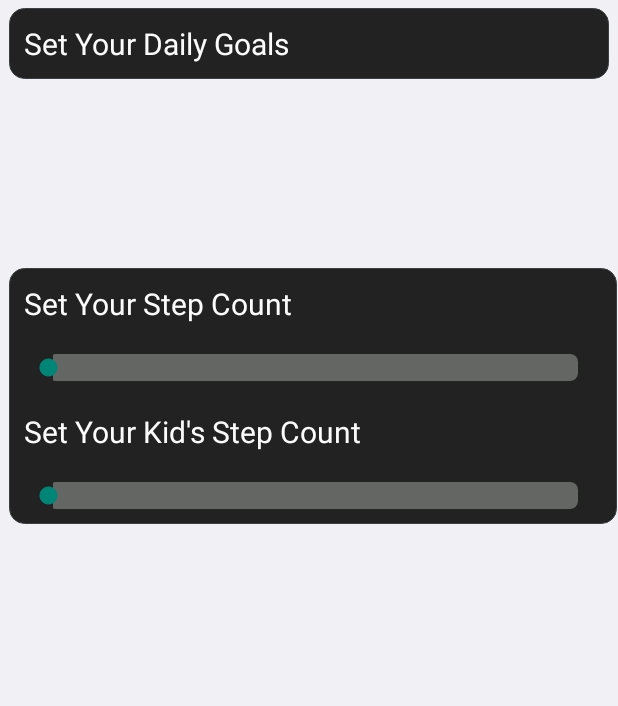
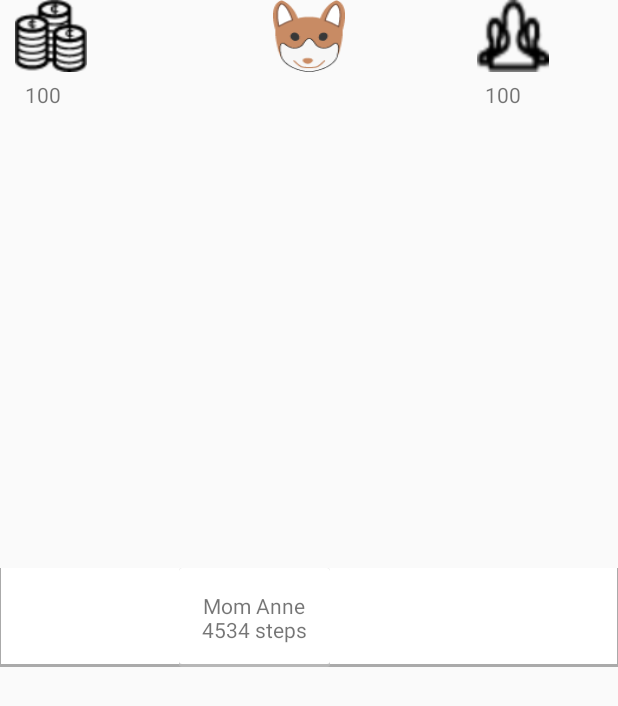
Before and after one commit to RahulJKVerma/kidsense, an Android app: the layout activityfragment.xml on its own in the app's theme, with its tools: preview values and no code run, on a phone screen of 412 x 824 dp. Shown: the top 706 px of the screen. Run offline under Robolectric (Android 15) with nearby library versions, the phone set to English and light mode, and no system bars.

Commit message:
front end

```diff
--- /dev/null
+++ b/TreasureTrail 2/app/src/main/res/drawable/buttons_state.xml
@@ -0,0 +1,4 @@
+<?xml version="1.0" encoding="utf-8"?>
+<selector xmlns:android="http://schemas.android.com/apk/res/android">
+
+</selector>
--- a/TreasureTrail 2/app/src/main/res/layout/activityfragment.xml
+++ b/TreasureTrail 2/app/src/main/res/layout/activityfragment.xml
@@ -1,99 +1,114 @@
 <?xml version="1.0" encoding="utf-8"?>
-<!-- <LinearLayout xmlns:android="http://schemas.android.com/apk/res/android"
+
+<RelativeLayout
+    xmlns:android="http://schemas.android.com/apk/res/android"
     android:layout_width="match_parent"
-    android:layout_height="match_parent"
-    android:orientation="vertical" >
+    android:layout_height="match_parent"  >
+    <LinearLayout
+        android:layout_width="wrap_content"
+        android:layout_height="wrap_content"
+        android:id="@+id/linearLayout2">
 
+        <RelativeLayout
+            android:layout_width="wrap_content"
+            android:layout_height="wrap_content">
+            <!-- coins, teammates-->
             <ImageView
-        android:id="@+id/idprofile"
-        android:layout_width="fill_parent"
-        android:layout_height="fill_parent"
-        android:contentDescription="@string/profile"
-        android:orientation="horizontal"
-        android:src="@drawable/a2" />
+                android:layout_width="48dp"
+                android:layout_height="48dp"
+                android:id="@+id/coins"
+                android:background="@drawable/coins"
+                android:layout_marginLeft="10dp"
+                android:layout_marginStart="10dp"
+                android:layout_alignParentLeft="true"
+                android:layout_alignParentStart="true"
+               />
+            <TextView
+                android:layout_width="wrap_content"
+                android:layout_height="wrap_content"
+                android:layout_gravity="center"
+                android:gravity="center"
+                android:padding="5dp"
+                android:text="100"
+                android:layout_centerHorizontal="true"
+                android:layout_centerVertical="true"
+                android:layout_below="@+id/coins" />
 
 
+        </RelativeLayout>
+        <RelativeLayout
+            android:layout_width="wrap_content"
+            android:layout_height="wrap_content">
+            <!-- coins, teammates-->
 
 
-</LinearLayout>-->
+        </RelativeLayout>
 
+        </LinearLayout>
 
-
-<RelativeLayout xmlns:android="http://schemas.android.com/apk/res/android"
-    android:layout_width="fill_parent"
-    android:layout_height="fill_parent"
-    android:background="#F0F0F5" >
-    <LinearLayout
-        android:layout_width="fill_parent"
+    <LinearLayout android:orientation="vertical"
+        android:layout_width="match_parent"
         android:layout_height="wrap_content"
-        android:layout_margin="5dp"
-        android:background="@drawable/background_view_rounded_single"
-        android:orientation="vertical"
-        android:visibility="visible"
         android:id="@+id/linearLayout">
 
+    </LinearLayout>
 
-
-
+    <RelativeLayout
+        xmlns:android="http://schemas.android.com/apk/res/android"
+        android:layout_width="match_parent"
+        android:layout_height="wrap_content"
+        android:gravity="center"
+        android:background="@drawable/rowshadow"
+        android:id="@+id/leaderboardid"
+        android:layout_centerVertical="true"
+        android:layout_alignParentLeft="true"
+        android:layout_alignParentStart="true">
 
         <TextView
             android:layout_width="wrap_content"
             android:layout_height="wrap_content"
-            android:padding="10dp"
-            android:text="Set Your Daily Goals"
-            android:textColor="#fcfcfc"
-            android:textSize="20sp" />
-    </LinearLayout>
-    <LinearLayout
-        android:layout_width="fill_parent"
-        android:layout_height="wrap_content"
-        android:background="@drawable/background_view_rounded_single"
-        android:orientation="vertical"
-        android:visibility="visible"
+            android:layout_gravity="center"
+            android:gravity="center"
+            android:padding="15dp"
+            android:background="@drawable/layer_card_background"
+            android:text="Mom Anne\n4534 steps"
+            android:layout_alignParentTop="true"
+            android:layout_alignParentRight="true"
+            android:layout_alignParentEnd="true"
+            android:layout_marginRight="72dp"
+            android:layout_marginEnd="72dp" />
+    </RelativeLayout>
+
+    <ImageView
+        android:layout_width="48dp"
+        android:layout_height="48dp"
+        android:id="@+id/pet1"
+        android:background="@drawable/pet1"
         android:layout_below="@+id/linearLayout"
-        android:layout_alignLeft="@+id/linearLayout"
-        android:layout_alignStart="@+id/linearLayout"
-        android:layout_marginTop="120dp">
-
-
-
-
+        android:layout_centerHorizontal="true" />
 
     <TextView
         android:layout_width="wrap_content"
         android:layout_height="wrap_content"
-            android:padding="10dp"
-            android:text="Set Your Step Count"
-            android:textColor="#fcfcfc"
-            android:textSize="20sp" />
+        android:layout_gravity="center"
+        android:gravity="center"
+        android:padding="5dp"
+        android:text="100"
+        android:layout_marginRight="59dp"
+        android:layout_marginEnd="59dp"
+        android:layout_alignBottom="@+id/linearLayout2"
+        android:layout_alignParentRight="true"
+        android:layout_alignParentEnd="true"
+        android:id="@+id/textView" />
 
-        <SeekBar
-            android:id="@+id/stepCountParent"
-            android:layout_width="fill_parent"
-            android:layout_height="wrap_content"
-            android:layout_margin="10dp"
-            android:max="100"
-            android:progress="0"
-            android:progressDrawable="@drawable/progressbar"
-            android:secondaryProgress="0" />
+    <ImageView
+        android:layout_width="48dp"
+        android:layout_height="48dp"
+        android:id="@+id/teammates"
+        android:background="@drawable/teammate"
+        android:layout_above="@+id/textView"
+        android:layout_alignLeft="@+id/textView"
+        android:layout_alignStart="@+id/textView" />
 
-        <TextView
-            android:layout_width="wrap_content"
-            android:layout_height="wrap_content"
-            android:padding="10dp"
-            android:text="Set Your Kid's Step Count"
-            android:textColor="#fcfcfc"
-            android:textSize="20sp" />
-
-        <SeekBar
-            android:id="@+id/stepCountKid"
-            android:layout_width="fill_parent"
-            android:layout_height="wrap_content"
-            android:layout_margin="10dp"
-            android:max="100"
-            android:progress="0"
-            android:progressDrawable="@drawable/progressbar"
-            android:secondaryProgress="0" />
-    </LinearLayout>
 
 </RelativeLayout>
```
Also changed, not shown: TreasureTrail 2/app/src/main/java/edu/berkeley/mims/treasuretrail/MainActivity.java (+10 -1 lines), TreasureTrail 2/app/src/main/res/drawable/bg_parent_rounded_corner.xml (added, +19 -0 lines), TreasureTrail 2/app/src/main/res/drawable/button_state_pressed.xml (added, +17 -0 lines), TreasureTrail 2/app/src/main/res/layout/layout_list_item.xml (added, +100 -0 lines), TreasureTrail 2/app/src/main/res/layout/leaderboardfragment.xml (+37 -35 lines), TreasureTrail 2/app/src/main/res/layout/profilefragment.xml (+11 -8 lines), TreasureTrail 2/app/src/main/res/values/colors.xml (+7 -0 lines), TreasureTrail 2/app/src/main/res/values/dimens.xml (+14 -0 lines), TreasureTrail 2/app/src/main/res/drawable/coins.png (added), TreasureTrail 2/app/src/main/res/drawable/teammate.png (added). Lines whose indentation alone changed are shown as unchanged.
